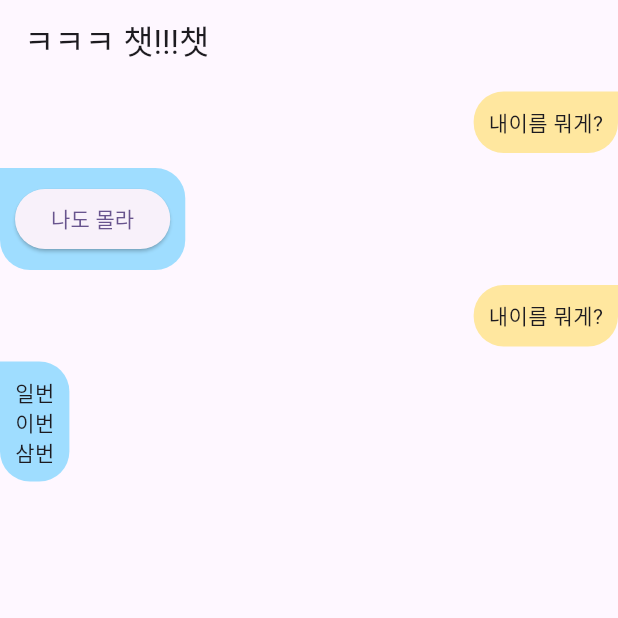
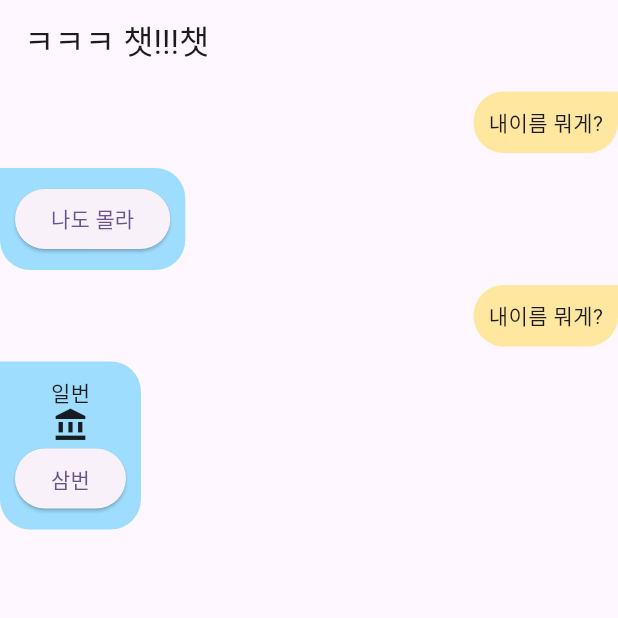
Before and after one commit to karzia/bubble_chat, a Flutter app: the screen it shows after launch, on a phone screen of 412 x 824 dp, the top half of it. Run offline on Flutter 3.47's test engine with Material 3 defaults, Android fonts, the phone set to English and light mode, and no system bars.

Commit message:
updated test

```diff
--- a/lib/main.dart
+++ b/lib/main.dart
@@ -56,8 +56,8 @@ class _MyHomePageState extends State<MyHomePage> {
     ChatData(ChatUser.me,Text("내이름 뭐게?")),
     ChatData(ChatUser.agent,Column(children: [
       Text("일번"),
-      Text("이번"),
-      Text("삼번"),
+      Icon(Icons.account_balance),
+      ElevatedButton(child:Text("삼번"),onPressed: (){},),
     ])),
 
   ];
```
